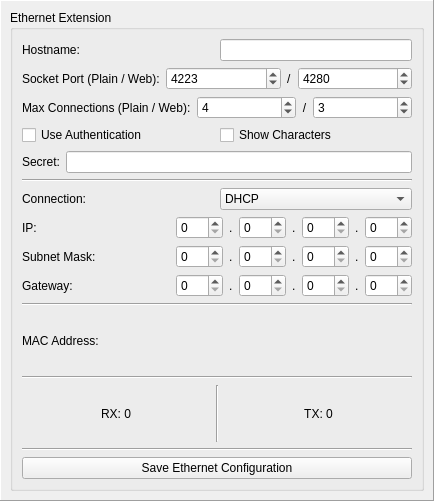
Qt form src/brickv/plugin_system/plugins/master/ui/ethernet.ui (Tinkerforge/brickv) before a commit.
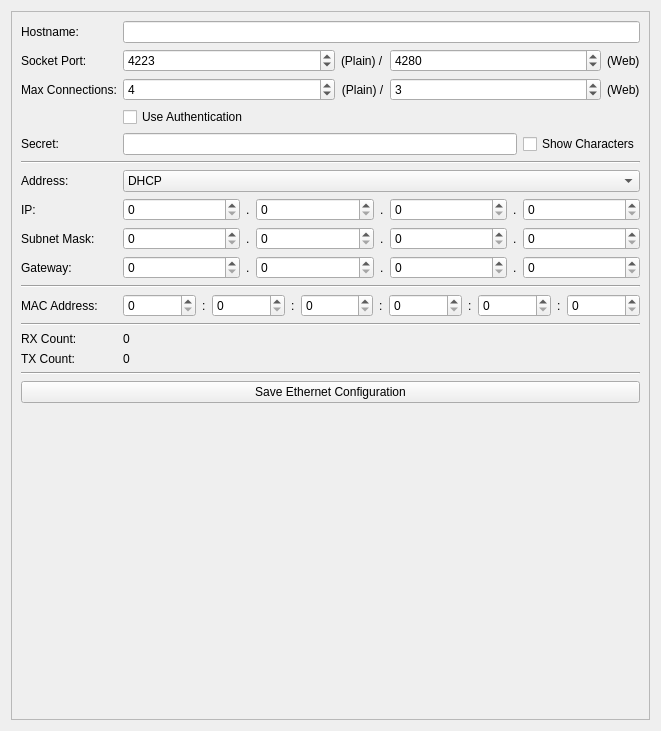
The same form after that commit. Custom widgets are drawn as their Qt base class.

Commit message:
Unify style of Extension UI
Use tab and scroll widgets instead of trying to cram everything into
one widget.

Patch:
```diff
--- a/src/brickv/plugin_system/plugins/master/ui/ethernet.ui
+++ b/src/brickv/plugin_system/plugins/master/ui/ethernet.ui
@@ -6,70 +6,74 @@
    <rect>
     <x>0</x>
     <y>0</y>
-    <width>434</width>
-    <height>501</height>
+    <width>661</width>
+    <height>731</height>
    </rect>
   </property>
   <property name="windowTitle">
    <string>Form</string>
   </property>
-  <layout class="QVBoxLayout" name="verticalLayout">
-   <property name="spacing">
-    <number>0</number>
-   </property>
-   <property name="margin">
-    <number>0</number>
-   </property>
+  <layout class="QVBoxLayout" name="verticalLayout_2">
    <item>
-    <widget class="QFrame" name="frame">
-     <property name="frameShape">
-      <enum>QFrame::Panel</enum>
+    <widget class="QScrollArea" name="scrollArea">
+     <property name="widgetResizable">
+      <bool>true</bool>
      </property>
-     <property name="frameShadow">
-      <enum>QFrame::Raised</enum>
-     </property>
-     <layout class="QHBoxLayout" name="horizontalLayout_3">
-      <item>
-       <widget class="QGroupBox" name="groupBox">
-        <property name="title">
-         <string>Ethernet Extension</string>
-        </property>
-        <layout class="QVBoxLayout" name="verticalLayout_2">
-         <item>
-          <layout class="QHBoxLayout" name="horizontalLayout_8">
-           <item>
-            <widget class="QLabel" name="ethernet_hostname_label">
-             <property name="text">
-              <string>Hostname:</string>
-             </property>
-            </widget>
-           </item>
-           <item>
-            <widget class="QLineEdit" name="ethernet_hostname">
-             <property name="sizePolicy">
-              <sizepolicy hsizetype="Minimum" vsizetype="Fixed">
-               <horstretch>0</horstretch>
-               <verstretch>0</verstretch>
-              </sizepolicy>
-             </property>
-             <property name="maxLength">
-              <number>32</number>
-             </property>
-            </widget>
-           </item>
-          </layout>
+     <widget class="QWidget" name="scrollAreaWidgetContents">
+      <property name="geometry">
+       <rect>
+        <x>0</x>
+        <y>0</y>
+        <width>641</width>
+        <height>711</height>
+       </rect>
+      </property>
+      <layout class="QVBoxLayout" name="verticalLayout">
+       <item>
+        <layout class="QGridLayout" name="gridLayout">
+         <item row="0" column="0">
+          <widget class="QLabel" name="ethernet_hostname_label">
+           <property name="text">
+            <string>Hostname:</string>
+           </property>
+           <property name="buddy">
+            <cstring>ethernet_hostname</cstring>
+           </property>
+          </widget>
          </item>
-         <item>
-          <layout class="QHBoxLayout" name="horizontalLayout_2">
-           <item>
-            <widget class="QLabel" name="label">
-             <property name="text">
-              <string>Socket Port (Plain / Web):</string>
-             </property>
-            </widget>
-           </item>
+         <item row="0" column="1">
+          <widget class="QLineEdit" name="ethernet_hostname">
+           <property name="sizePolicy">
+            <sizepolicy hsizetype="Minimum" vsizetype="Fixed">
+             <horstretch>1</horstretch>
+             <verstretch>0</verstretch>
+            </sizepolicy>
+           </property>
+           <property name="maxLength">
+            <number>32</number>
+           </property>
+          </widget>
+         </item>
+         <item row="1" column="0">
+          <widget class="QLabel" name="label">
+           <property name="text">
+            <string>Socket Port:</string>
+           </property>
+           <property name="buddy">
+            <cstring>ethernet_port</cstring>
+           </property>
+          </widget>
+         </item>
+         <item row="1" column="1">
+          <layout class="QHBoxLayout" name="horizontalLayout_7">
            <item>
             <widget class="QSpinBox" name="ethernet_port">
+             <property name="sizePolicy">
+              <sizepolicy hsizetype="Minimum" vsizetype="Fixed">
+               <horstretch>1</horstretch>
+               <verstretch>0</verstretch>
+              </sizepolicy>
+             </property>
              <property name="minimum">
               <number>1</number>
              </property>
@@ -90,12 +94,18 @@
               </sizepolicy>
              </property>
              <property name="text">
-              <string>/</string>
+              <string>(Plain) /</string>
              </property>
             </widget>
            </item>
            <item>
             <widget class="QSpinBox" name="ethernet_websocket_port">
+             <property name="sizePolicy">
+              <sizepolicy hsizetype="Minimum" vsizetype="Fixed">
+               <horstretch>1</horstretch>
+               <verstretch>0</verstretch>
+              </sizepolicy>
+             </property>
              <property name="minimum">
               <number>1</number>
              </property>
@@ -107,19 +117,35 @@
              </property>
             </widget>
            </item>
-          </layout>
-         </item>
-         <item>
-          <layout class="QHBoxLayout" name="horizontalLayout_10">
            <item>
-            <widget class="QLabel" name="label_4">
+            <widget class="QLabel" name="label_3">
              <property name="text">
-              <string>Max Connections (Plain / Web):</string>
+              <string>(Web)</string>
              </property>
             </widget>
            </item>
+          </layout>
+         </item>
+         <item row="2" column="0">
+          <widget class="QLabel" name="label_4">
+           <property name="text">
+            <string>Max Connections:</string>
+           </property>
+           <property name="buddy">
+            <cstring>ethernet_socket_connections</cstring>
+           </property>
+          </widget>
+         </item>
+         <item row="2" column="1">
+          <layout class="QHBoxLayout" name="horizontalLayout_11">
            <item>
             <widget class="QSpinBox" name="ethernet_socket_connections">
+             <property name="sizePolicy">
+              <sizepolicy hsizetype="Minimum" vsizetype="Fixed">
+               <horstretch>1</horstretch>
+               <verstretch>0</verstretch>
+              </sizepolicy>
+             </property>
              <property name="maximum">
               <number>7</number>
              </property>
@@ -137,7 +163,7 @@
               </sizepolicy>
              </property>
              <property name="text">
-              <string>/</string>
+              <string>(Plain) /</string>
              </property>
              <property name="alignment">
               <set>Qt::AlignCenter</set>
@@ -146,6 +172,12 @@
            </item>
            <item>
             <widget class="QSpinBox" name="ethernet_websocket_connections">
+             <property name="sizePolicy">
+              <sizepolicy hsizetype="Minimum" vsizetype="Fixed">
+               <horstretch>1</horstretch>
+               <verstretch>0</verstretch>
+              </sizepolicy>
+             </property>
              <property name="maximum">
               <number>7</number>
              </property>
@@ -154,110 +186,120 @@
              </property>
             </widget>
            </item>
-          </layout>
-         </item>
-         <item>
-          <layout class="QVBoxLayout" name="verticalLayout_4">
            <item>
-            <layout class="QHBoxLayout" name="ethernet_secret_layout">
-             <item>
-              <widget class="QCheckBox" name="ethernet_use_auth">
-               <property name="text">
-                <string>Use Authentication</string>
-               </property>
-              </widget>
-             </item>
-             <item>
-              <widget class="QCheckBox" name="ethernet_show_characters">
-               <property name="text">
-                <string>Show Characters</string>
-               </property>
-              </widget>
-             </item>
-            </layout>
+            <widget class="QLabel" name="label_8">
+             <property name="text">
+              <string>(Web)</string>
+             </property>
+            </widget>
            </item>
-           <item>
-            <layout class="QHBoxLayout" name="horizontalLayout_26">
-             <item>
-              <widget class="QLabel" name="ethernet_secret_label">
-               <property name="text">
-                <string>Secret:</string>
-               </property>
-              </widget>
-             </item>
-             <item>
-              <widget class="QLineEdit" name="ethernet_secret">
-               <property name="maxLength">
-                <number>64</number>
-               </property>
-              </widget>
-             </item>
-            </layout>
-           </item>
           </layout>
          </item>
-         <item>
-          <widget class="Line" name="line_3">
-           <property name="orientation">
-            <enum>Qt::Horizontal</enum>
+         <item row="3" column="1">
+          <widget class="QCheckBox" name="ethernet_use_auth">
+           <property name="text">
+            <string>Use Authentication</string>
            </property>
           </widget>
          </item>
-         <item>
-          <layout class="QHBoxLayout" name="horizontalLayout_9">
+         <item row="4" column="1">
+          <layout class="QHBoxLayout" name="horizontalLayout_12">
            <item>
-            <widget class="QLabel" name="label_7">
-             <property name="sizePolicy">
-              <sizepolicy hsizetype="Minimum" vsizetype="Preferred">
-               <horstretch>0</horstretch>
-               <verstretch>0</verstretch>
-              </sizepolicy>
+            <widget class="QLineEdit" name="ethernet_secret">
+             <property name="maxLength">
+              <number>64</number>
              </property>
-             <property name="text">
-              <string>Connection:</string>
-             </property>
             </widget>
            </item>
            <item>
-            <widget class="QComboBox" name="ethernet_connection">
-             <item>
-              <property name="text">
-               <string>DHCP</string>
-              </property>
-             </item>
-             <item>
-              <property name="text">
-               <string>Static IP</string>
-              </property>
-             </item>
+            <widget class="QCheckBox" name="ethernet_show_characters">
+             <property name="text">
+              <string>Show Characters</string>
+             </property>
             </widget>
            </item>
           </layout>
          </item>
-         <item>
-          <layout class="QHBoxLayout" name="horizontalLayout_6">
+         <item row="4" column="0">
+          <widget class="QLabel" name="ethernet_secret_label">
+           <property name="text">
+            <string>Secret:</string>
+           </property>
+           <property name="buddy">
+            <cstring>ethernet_secret</cstring>
+           </property>
+          </widget>
+         </item>
+         <item row="6" column="0">
+          <widget class="QLabel" name="label_7">
+           <property name="sizePolicy">
+            <sizepolicy hsizetype="Minimum" vsizetype="Preferred">
+             <horstretch>0</horstretch>
+             <verstretch>0</verstretch>
+            </sizepolicy>
+           </property>
+           <property name="text">
+            <string>Address:</string>
+           </property>
+           <property name="buddy">
+            <cstring>ethernet_connection</cstring>
+           </property>
+          </widget>
+         </item>
+         <item row="6" column="1">
+          <widget class="QComboBox" name="ethernet_connection">
            <item>
-            <widget class="QLabel" name="ethernet_ip_label">
-             <property name="text">
-              <string>IP:</string>
-             </property>
-            </widget>
+            <property name="text">
+             <string>DHCP</string>
+            </property>
            </item>
            <item>
-            <spacer name="ethernet_ip_spacer">
-             <property name="orientation">
-              <enum>Qt::Horizontal</enum>
-             </property>
-             <property name="sizeHint" stdset="0">
-              <size>
-               <width>40</width>
-               <height>0</height>
-              </size>
-             </property>
-            </spacer>
+            <property name="text">
+             <string>Static IP</string>
+            </property>
            </item>
+          </widget>
+         </item>
+         <item row="7" column="0">
+          <widget class="QLabel" name="ethernet_ip_label">
+           <property name="text">
+            <string>IP:</string>
+           </property>
+           <property name="buddy">
+            <cstring>ethernet_ip4</cstring>
+           </property>
+          </widget>
+         </item>
+         <item row="8" column="0">
+          <widget class="QLabel" name="ethernet_sub_label">
+           <property name="text">
+            <string>Subnet Mask:</string>
+           </property>
+           <property name="buddy">
+            <cstring>ethernet_sub4</cstring>
+           </property>
+          </widget>
+         </item>
+         <item row="9" column="0">
+          <widget class="QLabel" name="ethernet_gw_label">
+           <property name="text">
+            <string>Gateway:</string>
+           </property>
+           <property name="buddy">
+            <cstring>ethernet_gw4</cstring>
+           </property>
+          </widget>
+         </item>
+         <item row="7" column="1">
+          <layout class="QHBoxLayout" name="horizontalLayout_13">
            <item>
             <widget class="QSpinBox" name="ethernet_ip4">
+             <property name="sizePolicy">
+              <sizepolicy hsizetype="Minimum" vsizetype="Fixed">
+               <horstretch>1</horstretch>
+               <verstretch>0</verstretch>
+              </sizepolicy>
+             </property>
              <property name="maximum">
               <number>255</number>
              </property>
@@ -278,6 +320,12 @@
            </item>
            <item>
             <widget class="QSpinBox" name="ethernet_ip3">
+             <property name="sizePolicy">
+              <sizepolicy hsizetype="Minimum" vsizetype="Fixed">
+               <horstretch>1</horstretch>
+               <verstretch>0</verstretch>
+              </sizepolicy>
+             </property>
              <property name="maximum">
               <number>255</number>
              </property>
@@ -298,6 +346,12 @@
            </item>
            <item>
             <widget class="QSpinBox" name="ethernet_ip2">
+             <property name="sizePolicy">
+              <sizepolicy hsizetype="Minimum" vsizetype="Fixed">
+               <horstretch>1</horstretch>
+               <verstretch>0</verstretch>
+              </sizepolicy>
+             </property>
              <property name="maximum">
               <number>255</number>
              </property>
@@ -318,6 +372,12 @@
            </item>
            <item>
             <widget class="QSpinBox" name="ethernet_ip1">
+             <property name="sizePolicy">
+              <sizepolicy hsizetype="Minimum" vsizetype="Fixed">
+               <horstretch>1</horstretch>
+               <verstretch>0</verstretch>
+              </sizepolicy>
+             </property>
              <property name="maximum">
               <number>255</number>
              </property>
@@ -325,30 +385,16 @@
            </item>
           </layout>
          </item>
-         <item>
-          <layout class="QHBoxLayout" name="horizontalLayout_4">
-           <item>
-            <widget class="QLabel" name="ethernet_sub_label">
-             <property name="text">
-              <string>Subnet Mask:</string>
-             </property>
-            </widget>
-           </item>
-           <item>
-            <spacer name="ethernet_sub_spacer">
-             <property name="orientation">
-              <enum>Qt::Horizontal</enum>
-             </property>
-             <property name="sizeHint" stdset="0">
-              <size>
-               <width>40</width>
-               <height>0</height>
-              </size>
-             </property>
-            </spacer>
-           </item>
+         <item row="8" column="1">
+          <layout class="QHBoxLayout" name="horizontalLayout_14">
            <item>
             <widget class="QSpinBox" name="ethernet_sub4">
+             <property name="sizePolicy">
+              <sizepolicy hsizetype="Minimum" vsizetype="Fixed">
+               <horstretch>1</horstretch>
+               <verstretch>0</verstretch>
+              </sizepolicy>
+             </property>
              <property name="maximum">
               <number>255</number>
              </property>
@@ -363,6 +409,12 @@
            </item>
            <item>
             <widget class="QSpinBox" name="ethernet_sub3">
+             <property name="sizePolicy">
+              <sizepolicy hsizetype="Minimum" vsizetype="Fixed">
+               <horstretch>1</horstretch>
+               <verstretch>0</verstretch>
+              </sizepolicy>
+             </property>
              <property name="maximum">
               <number>255</number>
              </property>
@@ -377,6 +429,12 @@
            </item>
            <item>
             <widget class="QSpinBox" name="ethernet_sub2">
+             <property name="sizePolicy">
+              <sizepolicy hsizetype="Minimum" vsizetype="Fixed">
+               <horstretch>1</horstretch>
+               <verstretch>0</verstretch>
+              </sizepolicy>
+             </property>
              <property name="maximum">
               <number>255</number>
              </property>
@@ -391,6 +449,12 @@
            </item>
            <item>
             <widget class="QSpinBox" name="ethernet_sub1">
+             <property name="sizePolicy">
+              <sizepolicy hsizetype="Minimum" vsizetype="Fixed">
+               <horstretch>1</horstretch>
+               <verstretch>0</verstretch>
+              </sizepolicy>
+             </property>
              <property name="maximum">
               <number>255</number>
              </property>
@@ -398,30 +462,16 @@
            </item>
           </layout>
          </item>
-         <item>
-          <layout class="QHBoxLayout" name="horizontalLayout_15">
-           <item>
-            <widget class="QLabel" name="ethernet_gw_label">
-             <property name="text">
-              <string>Gateway:</string>
-             </property>
-            </widget>
-           </item>
-           <item>
-            <spacer name="ethernet_gw_spacer">
-             <property name="orientation">
-              <enum>Qt::Horizontal</enum>
-             </property>
-             <property name="sizeHint" stdset="0">
-              <size>
-               <width>40</width>
-               <height>0</height>
-              </size>
-             </property>
-            </spacer>
-           </item>
+         <item row="9" column="1">
+          <layout class="QHBoxLayout" name="horizontalLayout_16">
            <item>
             <widget class="QSpinBox" name="ethernet_gw4">
+             <property name="sizePolicy">
+              <sizepolicy hsizetype="Minimum" vsizetype="Fixed">
+               <horstretch>1</horstretch>
+               <verstretch>0</verstretch>
+              </sizepolicy>
+             </property>
              <property name="maximum">
               <number>255</number>
              </property>
@@ -436,6 +486,12 @@
            </item>
            <item>
             <widget class="QSpinBox" name="ethernet_gw3">
+             <property name="sizePolicy">
+              <sizepolicy hsizetype="Minimum" vsizetype="Fixed">
+               <horstretch>1</horstretch>
+               <verstretch>0</verstretch>
+              </sizepolicy>
+             </property>
              <property name="maximum">
               <number>255</number>
              </property>
@@ -450,6 +506,12 @@
            </item>
            <item>
             <widget class="QSpinBox" name="ethernet_gw2">
+             <property name="sizePolicy">
+              <sizepolicy hsizetype="Minimum" vsizetype="Fixed">
+               <horstretch>1</horstretch>
+               <verstretch>0</verstretch>
+              </sizepolicy>
+             </property>
              <property name="maximum">
               <number>255</number>
              </property>
@@ -464,6 +526,12 @@
            </item>
            <item>
             <widget class="QSpinBox" name="ethernet_gw1">
+             <property name="sizePolicy">
+              <sizepolicy hsizetype="Minimum" vsizetype="Fixed">
+               <horstretch>1</horstretch>
+               <verstretch>0</verstretch>
+              </sizepolicy>
+             </property>
              <property name="maximum">
               <number>255</number>
              </property>
@@ -471,153 +539,255 @@
            </item>
           </layout>
          </item>
-         <item>
-          <widget class="Line" name="line_5">
-           <property name="orientation">
-            <enum>Qt::Horizontal</enum>
+         <item row="11" column="0">
+          <widget class="QLabel" name="label_2">
+           <property name="text">
+            <string>MAC Address:</string>
+           </property>
+           <property name="buddy">
+            <cstring>ethernet_mac6</cstring>
            </property>
           </widget>
          </item>
-         <item>
+         <item row="11" column="1">
           <layout class="QHBoxLayout" name="mac_layout">
            <item>
-            <widget class="QLabel" name="label_2">
+            <widget class="SpinBoxHex" name="ethernet_mac6">
+             <property name="sizePolicy">
+              <sizepolicy hsizetype="Minimum" vsizetype="Fixed">
+               <horstretch>1</horstretch>
+               <verstretch>0</verstretch>
+              </sizepolicy>
+             </property>
+             <property name="maximum">
+              <number>255</number>
+             </property>
+            </widget>
+           </item>
+           <item>
+            <widget class="QLabel" name="label_11">
              <property name="text">
-              <string>MAC Address:</string>
+              <string>:</string>
              </property>
             </widget>
            </item>
            <item>
-            <spacer name="horizontalSpacer_4">
-             <property name="orientation">
-              <enum>Qt::Horizontal</enum>
+            <widget class="SpinBoxHex" name="ethernet_mac5">
+             <property name="sizePolicy">
+              <sizepolicy hsizetype="Minimum" vsizetype="Fixed">
+               <horstretch>1</horstretch>
+               <verstretch>0</verstretch>
+              </sizepolicy>
              </property>
-             <property name="sizeHint" stdset="0">
-              <size>
-               <width>40</width>
-               <height>20</height>
-              </size>
+             <property name="maximum">
+              <number>255</number>
              </property>
-            </spacer>
+            </widget>
+           </item>
+           <item>
+            <widget class="QLabel" name="label_12">
+             <property name="text">
+              <string>:</string>
+             </property>
+            </widget>
+           </item>
+           <item>
+            <widget class="SpinBoxHex" name="ethernet_mac4">
+             <property name="sizePolicy">
+              <sizepolicy hsizetype="Minimum" vsizetype="Fixed">
+               <horstretch>1</horstretch>
+               <verstretch>0</verstretch>
+              </sizepolicy>
+             </property>
+             <property name="maximum">
+              <number>255</number>
+             </property>
+            </widget>
+           </item>
+           <item>
+            <widget class="QLabel" name="label_13">
+             <property name="text">
+              <string>:</string>
+             </property>
+            </widget>
+           </item>
+           <item>
+            <widget class="SpinBoxHex" name="ethernet_mac3">
+             <property name="sizePolicy">
+              <sizepolicy hsizetype="Minimum" vsizetype="Fixed">
+               <horstretch>1</horstretch>
+               <verstretch>0</verstretch>
+              </sizepolicy>
+             </property>
+             <property name="maximum">
+              <number>255</number>
+             </property>
+            </widget>
+           </item>
+           <item>
+            <widget class="QLabel" name="label_14">
+             <property name="text">
+              <string>:</string>
+             </property>
+            </widget>
+           </item>
+           <item>
+            <widget class="SpinBoxHex" name="ethernet_mac2">
+             <property name="sizePolicy">
+              <sizepolicy hsizetype="Minimum" vsizetype="Fixed">
+               <horstretch>1</horstretch>
+               <verstretch>0</verstretch>
+              </sizepolicy>
+             </property>
+             <property name="maximum">
+              <number>255</number>
+             </property>
+            </widget>
+           </item>
+           <item>
+            <widget class="QLabel" name="label_15">
+             <property name="text">
+              <string>:</string>
+             </property>
+            </widget>
+           </item>
+           <item>
+            <widget class="SpinBoxHex" name="ethernet_mac1">
+             <property name="sizePolicy">
+              <sizepolicy hsizetype="Minimum" vsizetype="Fixed">
+               <horstretch>1</horstretch>
+               <verstretch>0</verstretch>
+              </sizepolicy>
+             </property>
+             <property name="maximum">
+              <number>255</number>
+             </property>
+            </widget>
            </item>
           </layout>
          </item>
-         <item>
+         <item row="5" column="0" colspan="2">
+          <widget class="Line" name="line_3">
+           <property name="orientation">
+            <enum>Qt::Horizontal</enum>
+           </property>
+          </widget>
+         </item>
+         <item row="10" column="0" colspan="2">
           <widget class="Line" name="line">
            <property name="orientation">
             <enum>Qt::Horizontal</enum>
            </property>
           </widget>
          </item>
-         <item>
-          <layout class="QHBoxLayout" name="horizontalLayout_5">
-           <item>
-            <spacer name="horizontalSpacer_2">
-             <property name="orientation">
-              <enum>Qt::Horizontal</enum>
-             </property>
-             <property name="sizeHint" stdset="0">
-              <size>
-               <width>40</width>
-               <height>20</height>
-              </size>
-             </property>
-            </spacer>
-           </item>
-           <item>
-            <widget class="QLabel" name="ethernet_count_rx">
-             <property name="text">
-              <string>RX: 0</string>
-             </property>
-             <property name="alignment">
-              <set>Qt::AlignCenter</set>
-             </property>
-            </widget>
-           </item>
-           <item>
-            <spacer name="horizontalSpacer_3">
-             <property name="orientation">
-              <enum>Qt::Horizontal</enum>
-             </property>
-             <property name="sizeHint" stdset="0">
-              <size>
-               <width>40</width>
-               <height>20</height>
-              </size>
-             </property>
-            </spacer>
-           </item>
-           <item>
-            <widget class="Line" name="line_4">
-             <property name="orientation">
-              <enum>Qt::Vertical</enum>
-             </property>
-            </widget>
-           </item>
-           <item>
-            <spacer name="horizontalSpacer_5">
-             <property name="orientation">
-              <enum>Qt::Horizontal</enum>
-             </property>
-             <property name="sizeHint" stdset="0">
-              <size>
-               <width>40</width>
-               <height>20</height>
-              </size>
-             </property>
-            </spacer>
-           </item>
-           <item>
-            <widget class="QLabel" name="ethernet_count_tx">
-             <property name="text">
-              <string>TX: 0</string>
-             </property>
-             <property name="alignment">
-              <set>Qt::AlignCenter</set>
-             </property>
-            </widget>
-           </item>
-           <item>
-            <spacer name="horizontalSpacer_7">
-             <property name="orientation">
-              <enum>Qt::Horizontal</enum>
-             </property>
-             <property name="sizeHint" stdset="0">
-              <size>
-               <width>40</width>
-               <height>20</height>
-              </size>
-             </property>
-            </spacer>
-           </item>
-          </layout>
-         </item>
-         <item>
+         <item row="12" column="0" colspan="2">
           <widget class="Line" name="line_2">
            <property name="orientation">
             <enum>Qt::Horizontal</enum>
            </property>
           </widget>
          </item>
-         <item>
-          <layout class="QHBoxLayout" name="horizontalLayout">
-           <item>
-            <widget class="QPushButton" name="ethernet_save">
-             <property name="text">
-              <string>Save Ethernet Configuration</string>
-             </property>
-            </widget>
-           </item>
-          </layout>
+         <item row="16" column="0" colspan="2">
+          <widget class="QPushButton" name="ethernet_save">
+           <property name="text">
+            <string>Save Ethernet Configuration</string>
+           </property>
+          </widget>
+         </item>
+         <item row="15" column="0" colspan="2">
+          <widget class="Line" name="line_5">
+           <property name="orientation">
+            <enum>Qt::Horizontal</enum>
+           </property>
+          </widget>
+         </item>
+         <item row="13" column="0">
+          <widget class="QLabel" name="label_9">
+           <property name="text">
+            <string>RX Count:</string>
+           </property>
+          </widget>
+         </item>
+         <item row="13" column="1">
+          <widget class="QLabel" name="ethernet_count_rx">
+           <property name="text">
+            <string>0</string>
+           </property>
+          </widget>
+         </item>
+         <item row="14" column="0">
+          <widget class="QLabel" name="label_10">
+           <property name="text">
+            <string>TX Count:</string>
+           </property>
+          </widget>
+         </item>
+         <item row="14" column="1">
+          <widget class="QLabel" name="ethernet_count_tx">
+           <property name="text">
+            <string>0</string>
+           </property>
+          </widget>
          </item>
         </layout>
-       </widget>
-      </item>
-     </layout>
+       </item>
+       <item>
+        <spacer name="verticalSpacer">
+         <property name="orientation">
+          <enum>Qt::Vertical</enum>
+         </property>
+         <property name="sizeHint" stdset="0">
+          <size>
+           <width>20</width>
+           <height>0</height>
+          </size>
+         </property>
+        </spacer>
+       </item>
+      </layout>
+     </widget>
     </widget>
    </item>
   </layout>
  </widget>
+ <customwidgets>
+  <customwidget>
+   <class>SpinBoxHex</class>
+   <extends>QSpinBox</extends>
+   <header location="global">brickv.plugin_system.plugins.master.spin_box_hex</header>
+  </customwidget>
+ </customwidgets>
+ <tabstops>
+  <tabstop>scrollArea</tabstop>
+  <tabstop>ethernet_hostname</tabstop>
+  <tabstop>ethernet_port</tabstop>
+  <tabstop>ethernet_websocket_port</tabstop>
+  <tabstop>ethernet_socket_connections</tabstop>
+  <tabstop>ethernet_websocket_connections</tabstop>
+  <tabstop>ethernet_use_auth</tabstop>
+  <tabstop>ethernet_secret</tabstop>
+  <tabstop>ethernet_show_characters</tabstop>
+  <tabstop>ethernet_connection</tabstop>
+  <tabstop>ethernet_ip4</tabstop>
+  <tabstop>ethernet_ip3</tabstop>
+  <tabstop>ethernet_ip2</tabstop>
+  <tabstop>ethernet_ip1</tabstop>
+  <tabstop>ethernet_sub4</tabstop>
+  <tabstop>ethernet_sub3</tabstop>
+  <tabstop>ethernet_sub2</tabstop>
+  <tabstop>ethernet_sub1</tabstop>
+  <tabstop>ethernet_gw4</tabstop>
+  <tabstop>ethernet_gw3</tabstop>
+  <tabstop>ethernet_gw2</tabstop>
+  <tabstop>ethernet_gw1</tabstop>
+  <tabstop>ethernet_mac6</tabstop>
+  <tabstop>ethernet_mac5</tabstop>
+  <tabstop>ethernet_mac4</tabstop>
+  <tabstop>ethernet_mac3</tabstop>
+  <tabstop>ethernet_mac2</tabstop>
+  <tabstop>ethernet_mac1</tabstop>
+  <tabstop>ethernet_save</tabstop>
+ </tabstops>
  <resources/>
  <connections/>
 </ui>
```
The commit also changes 12 other files.
